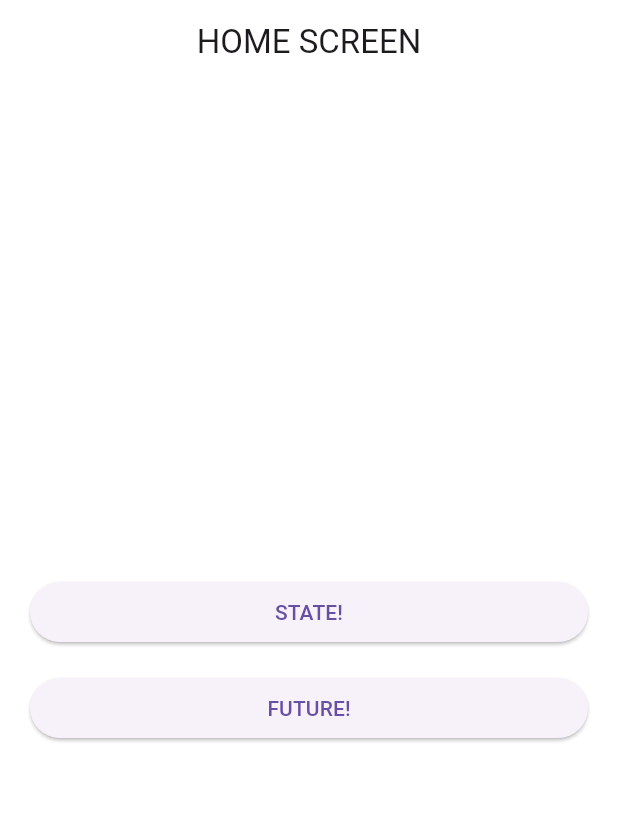
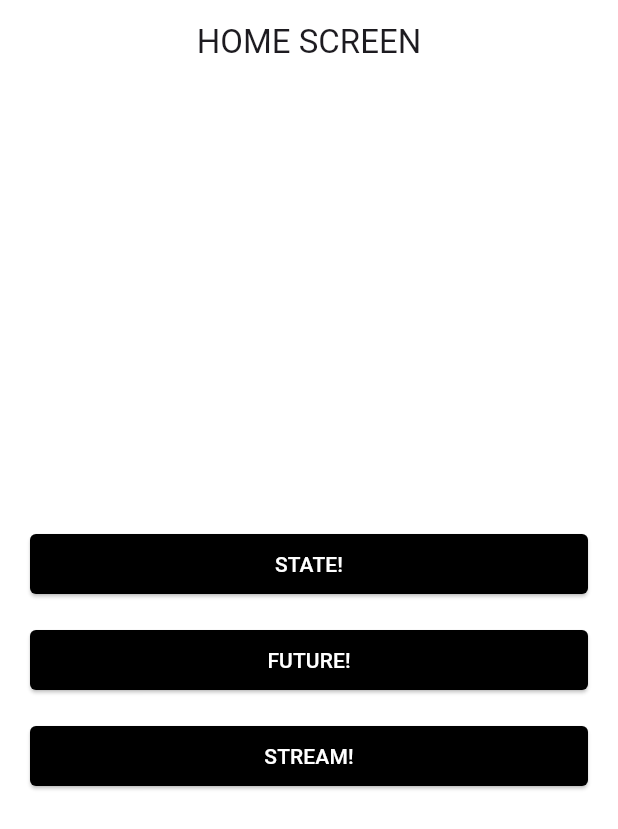
Before and after one commit to academy3746/riverpod_prac, a Flutter app: the screen it shows after launch, on a phone screen of 412 x 824 dp. Shown: the top 829 px of the screen. Run offline on Flutter 3.47's test engine with Material 3 defaults, Android fonts, the phone set to English and light mode, and no system bars; our stand-ins replace flutter_riverpod.

Commit message:
:sparkles: Stream Provider 연습

```diff
--- /dev/null
+++ b/lib/home_screen.dart
@@ -0,0 +1,93 @@
+import 'package:flutter/material.dart';
+import 'package:riverpod_prac/view/future_screen.dart';
+import 'package:riverpod_prac/view/state_notifier_screen.dart';
+import 'package:riverpod_prac/view/stream_screen.dart';
+import 'package:riverpod_prac/widgets/common_scaffold.dart';
+
+class HomeScreen extends StatelessWidget {
+  const HomeScreen({super.key});
+
+  @override
+  Widget build(BuildContext context) {
+    return CommonScaffold(
+      title: 'HOME SCREEN',
+      body: Container(
+        width: MediaQuery.of(context).size.width,
+        margin: const EdgeInsets.all(20.0),
+        child: Column(
+          mainAxisAlignment: MainAxisAlignment.center,
+          crossAxisAlignment: CrossAxisAlignment.stretch,
+          children: [
+            /// StateNotifier Provider
+            ElevatedButton(
+              onPressed: () => Navigator.push(
+                context,
+                MaterialPageRoute(
+                  builder: (context) {
+                    return const StateNotifierScreen();
+                  },
+                ),
+              ),
+              style: ElevatedButton.styleFrom(
+                backgroundColor: Theme.of(context).primaryColor,
+                shape: RoundedRectangleBorder(
+                  borderRadius: BorderRadius.circular(4.0),
+                ),
+              ),
+              child: const Text(
+                'STATE!',
+                style: TextStyle(color: Colors.white),
+              ),
+            ),
+            const SizedBox(height: 16.0),
+
+            /// Future Provider
+            ElevatedButton(
+              onPressed: () => Navigator.push(
+                context,
+                MaterialPageRoute(
+                  builder: (context) {
+                    return const FutureScreen();
+                  },
+                ),
+              ),
+              style: ElevatedButton.styleFrom(
+                backgroundColor: Theme.of(context).primaryColor,
+                shape: RoundedRectangleBorder(
+                  borderRadius: BorderRadius.circular(4.0),
+                ),
+              ),
+              child: const Text(
+                'FUTURE!',
+                style: TextStyle(color: Colors.white),
+              ),
+            ),
+            const SizedBox(height: 16.0),
+
+            /// Stream Provider
+            ElevatedButton(
+              onPressed: () => Navigator.push(
+                context,
+                MaterialPageRoute(
+                  builder: (context) {
+                    return const StreamScreen();
+                  },
+                ),
+              ),
+              style: ElevatedButton.styleFrom(
+                backgroundColor: Theme.of(context).primaryColor,
+                shape: RoundedRectangleBorder(
+                  borderRadius: BorderRadius.circular(4.0),
+                ),
+              ),
+              child: const Text(
+                'STREAM!',
+                style: TextStyle(color: Colors.white),
+              ),
+            ),
+          ],
+        ),
+      ),
+    );
+  }
+}
--- a/lib/main.dart
+++ b/lib/main.dart
@@ -1,6 +1,6 @@
 import 'package:flutter/material.dart';
 import 'package:flutter_riverpod/flutter_riverpod.dart';
-import 'package:riverpod_prac/view/home_screen.dart';
+import 'package:riverpod_prac/home_screen.dart';
 
 void main() {
   runApp(
@@ -18,7 +18,9 @@ class RiverApp extends StatelessWidget {
     return MaterialApp(
       title: 'River App',
       theme: ThemeData(
+        primaryColor: Colors.black,
         useMaterial3: true,
+        iconTheme: const IconThemeData(color: Colors.white),
         visualDensity: VisualDensity.adaptivePlatformDensity,
       ),
       debugShowCheckedModeBanner: false,
--- a/lib/view/home_screen.dart
+++ /dev/null
@@ -1,51 +0,0 @@
-import 'package:flutter/material.dart';
-import 'package:riverpod_prac/view/future_screen.dart';
-import 'package:riverpod_prac/view/state_notifier_screen.dart';
-import 'package:riverpod_prac/widgets/common_scaffold.dart';
-
-class HomeScreen extends StatelessWidget {
-  const HomeScreen({super.key});
-
-  @override
-  Widget build(BuildContext context) {
-    return CommonScaffold(
-      title: 'HOME SCREEN',
-      body: Container(
-        width: MediaQuery.of(context).size.width,
-        margin: const EdgeInsets.all(20.0),
-        child: Column(
-          mainAxisAlignment: MainAxisAlignment.center,
-          crossAxisAlignment: CrossAxisAlignment.stretch,
-          children: [
-            /// StateNotifier Provider
-            ElevatedButton(
-              onPressed: () => Navigator.push(
-                context,
-                MaterialPageRoute(
-                  builder: (context) {
-                    return const StateNotifierScreen();
-                  },
-                ),
-              ),
-              child: const Text('STATE!'),
-            ),
-            const SizedBox(height: 16.0),
-
-            /// Future Provider
-            ElevatedButton(
-              onPressed: () => Navigator.push(
-                context,
-                MaterialPageRoute(
-                  builder: (context) {
-                    return const FutureScreen();
-                  },
-                ),
-              ),
-              child: const Text('FUTURE!'),
-            ),
-          ],
-        ),
-      ),
-    );
-  }
-}
```
Also changed, not shown: lib/repository/stream_repo.dart (added, +11 -0 lines), lib/view/stream_screen.dart (added, +28 -0 lines).
